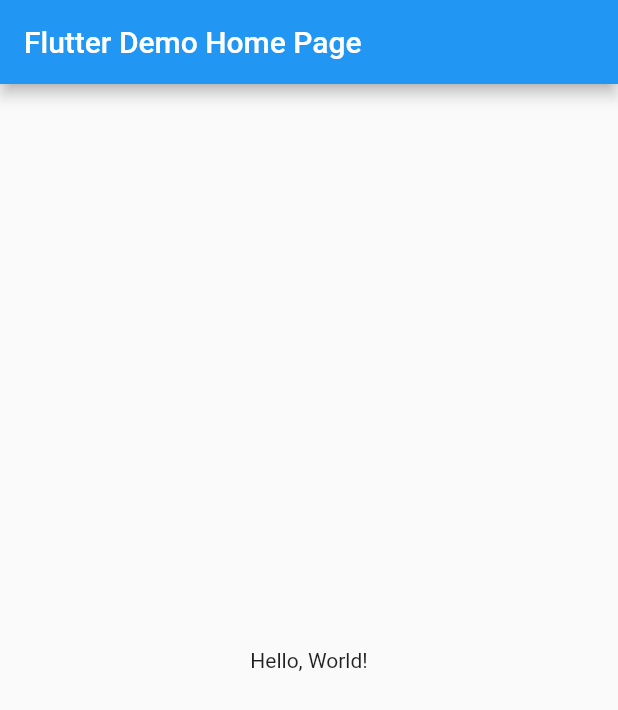
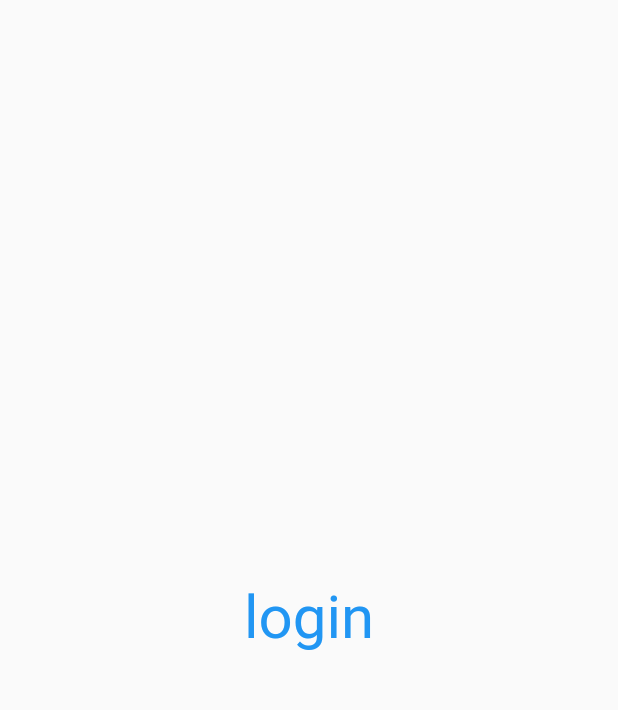
Before and after one commit to SyedAR-17/Flutter_Project, a Flutter app: the screen it shows after launch, on a phone screen of 412 x 824 dp. Shown: the top 710 px of the screen. Run offline on Flutter 3.47's test engine with Material 2 defaults, Android fonts, the phone set to English and light mode, and no system bars; missing offline and left inert: dart:html.

Commit message:
Day 3 Done

```diff
--- /dev/null
+++ b/lib/Screens/home.dart
@@ -0,0 +1,25 @@
+import 'dart:html';
+
+import 'package:flutter/material.dart';
+
+class Home extends StatelessWidget {
+  @override
+  Widget build(BuildContext context) {
+    int days = 30;
+    String name = "Abdul Rehman";
+    return Scaffold(
+      appBar: AppBar(
+        title: Center(
+          child: Container(
+            child: Text("no"),
+          ),
+        ),
+      ),
+      body: Center(
+        child: Container(
+          child: Text("XD"),
+        ),
+      ),
+    );
+  }
+}
--- /dev/null
+++ b/lib/Screens/login.dart
@@ -0,0 +1,18 @@
+import 'package:flutter/material.dart';
+
+class Login extends StatelessWidget {
+  @override
+  Widget build(BuildContext context) {
+    return Material(
+      child: Center(
+        child: Text(
+          "login",
+          style: TextStyle(
+            fontSize: 40,
+            color: Colors.blue,
+          ),
+        ),
+      ),
+    );
+  }
+}
--- a/lib/main.dart
+++ b/lib/main.dart
@@ -1,41 +1,20 @@
+import 'dart:html';
+import 'Screens/home.dart';
+import 'Screens/login.dart';
+
 import 'package:flutter/material.dart';
 
 void main() => runApp(MyApp());
 
 class MyApp extends StatelessWidget {
-  // This widget is the root of your application.
   @override
   Widget build(BuildContext context) {
     return MaterialApp(
-      // Application name
-      title: 'Flutter Hello World',
-      // Application theme data, you can set the colors for the application as
-      // you want
-      theme: ThemeData(
-        primarySwatch: Colors.blue,
-      ),
-      // A widget which will be started on application startup
-      home: MyHomePage(title: 'Flutter Demo Home Page'),
+      // home: Home(),
+      themeMode: ThemeMode.light,
+      theme: ThemeData(),
+      darkTheme: ThemeData(brightness: Brightness.dark),
+      routes: {"/": (context) => Login(), "/home": (context) => Home()},
     );
   }
 }
-
-class MyHomePage extends StatelessWidget {
-  final String title;
-  const MyHomePage({Key? key, required this.title}) : super(key: key);
-
-  @override
-  Widget build(BuildContext context) {
-    return Scaffold(
-      appBar: AppBar(
-        // The title text which will be shown on the action bar
-        title: Text(title),
-      ),
-      body: Center(
-        child: Text(
-          'Hello, World!',
-        ),
-      ),
-    );
-  }
-}
```
